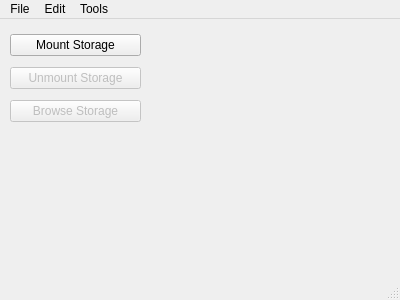
lightray22/andromeda-desktop-clients, file src/bin/andromeda-gui/windows/MainWindow.ui: the form before one commit.
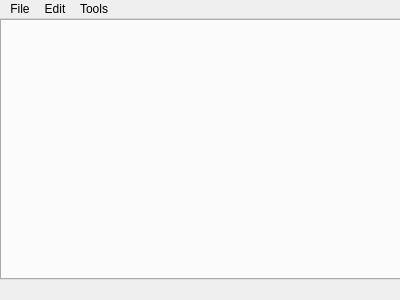
The form after the commit.

Commit message: support multiple accounts via tabs

The edit to the form file:
```diff
--- a/src/bin/andromeda-gui/windows/MainWindow.ui
+++ b/src/bin/andromeda-gui/windows/MainWindow.ui
@@ -26,44 +26,24 @@
    <string>Andromeda</string>
   </property>
   <widget class="QWidget" name="centralwidget">
-   <widget class="QWidget" name="verticalLayoutWidget">
+   <widget class="QTabWidget" name="tabAccounts">
     <property name="geometry">
      <rect>
-      <x>10</x>
-      <y>10</y>
-      <width>131</width>
-      <height>101</height>
+      <x>0</x>
+      <y>0</y>
+      <width>401</width>
+      <height>261</height>
      </rect>
     </property>
-    <layout class="QVBoxLayout" name="verticalLayout">
-     <item>
-      <widget class="QPushButton" name="buttonMount">
-       <property name="text">
-        <string>Mount Storage</string>
-       </property>
-      </widget>
-     </item>
-     <item>
-      <widget class="QPushButton" name="buttonUnmount">
-       <property name="enabled">
-        <bool>false</bool>
-       </property>
-       <property name="text">
-        <string>Unmount Storage</string>
-       </property>
-      </widget>
-     </item>
-     <item>
-      <widget class="QPushButton" name="buttonBrowse">
-       <property name="enabled">
-        <bool>false</bool>
-       </property>
-       <property name="text">
-        <string>Browse Storage</string>
-       </property>
-      </widget>
-     </item>
-    </layout>
+    <property name="sizePolicy">
+     <sizepolicy hsizetype="Expanding" vsizetype="Expanding">
+      <horstretch>0</horstretch>
+      <verstretch>0</verstretch>
+     </sizepolicy>
+    </property>
+    <property name="currentIndex">
+     <number>-1</number>
+    </property>
    </widget>
   </widget>
   <widget class="QMenuBar" name="menubar">
@@ -100,7 +80,11 @@
    <addaction name="menuEdit"/>
    <addaction name="menuTools"/>
   </widget>
-  <widget class="QStatusBar" name="statusbar"/>
+  <widget class="QStatusBar" name="statusbar">
+   <property name="sizeGripEnabled">
+    <bool>false</bool>
+   </property>
+  </widget>
   <action name="actionExit">
    <property name="text">
     <string>Exit</string>
```
Left out of the diff: 83 changed lines with no effect on the pictures. The commit also changes 20 other files.
